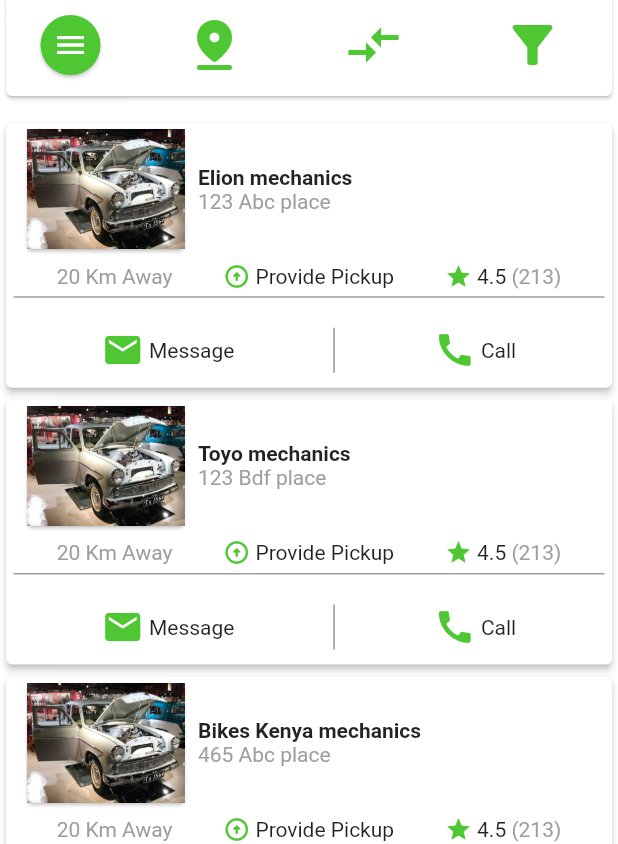
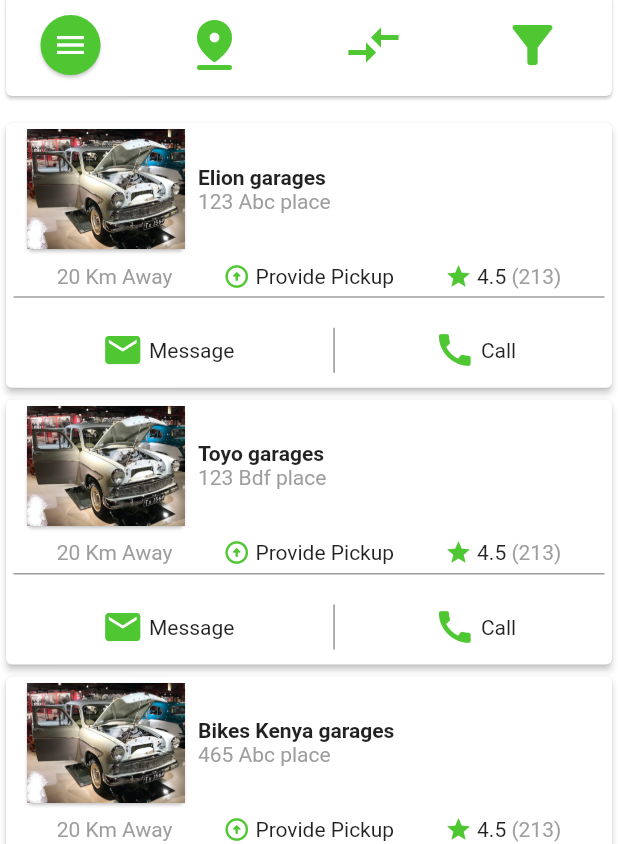
Before and after one commit to iZeroKim/Uado, a Flutter app: the GarageList screen opened directly, on a phone screen of 412 x 824 dp. Shown: the part 96-940 px from the top of the screen. Run offline on Flutter 3.47's test engine with Material 2 defaults, Android fonts, the phone set to English and light mode, and no system bars; our stand-ins replace flutter_datetime_picker, getwidget, image_picker.

Commit message:
Refactor mechanic into garage

```diff
--- a/lib/main.dart
+++ b/lib/main.dart
@@ -3,7 +3,7 @@ import 'dart:developer';
 import 'package:flutter/material.dart';
 import 'package:flutter/services.dart';
 import 'package:uado/auth/login_initial_page.dart';
-import 'package:uado/providers/mechanic_provider.dart';
+import 'package:uado/providers/garage_provider.dart';
 import 'package:uado/screens/garage_details.dart';
 import 'package:uado/screens/dash_board.dart';
 import 'package:uado/screens/garage_review.dart';
@@ -25,7 +25,7 @@ class MyApp extends StatelessWidget {
     return
       MultiProvider(
       providers: [
-        ChangeNotifierProvider(create: (_) => MechanicProvider()),
+        ChangeNotifierProvider(create: (_) => GarageProvider()),
       ],
       child: MaterialApp(
         debugShowCheckedModeBanner: false,
--- /dev/null
+++ b/lib/models/Garage.dart
@@ -0,0 +1,20 @@
+import 'dart:core';
+
+class Garage{
+  final String  name, mobile, gender, address, open, close;
+  final List<String> tags;
+  final String? facebook, twitter, linkedin, garageId;
+
+  Garage( this.tags, this.facebook, this.twitter, this.linkedin, {
+    required this.garageId,
+    required this.name,
+    required this.mobile,
+    required this.gender,
+    required this.address,
+    required this.open,
+    required this.close
+  });
+
+
+
+}
--- a/lib/models/Mechanic.dart
+++ /dev/null
@@ -1,20 +0,0 @@
-import 'dart:core';
-
-class Mechanic{
-  final String mechanicId, name, mobile, gender, address, open, close;
-  final List<String> tags;
-  final String? facebook, twitter, linkedin;
-
-  Mechanic(this.tags, this.facebook, this.twitter, this.linkedin, {
-    required this.mechanicId,
-    required this.name,
-    required this.mobile,
-    required this.gender,
-    required this.address,
-    required this.open,
-    required this.close
-  });
-
-
-
-}
--- /dev/null
+++ b/lib/providers/garage_provider.dart
@@ -0,0 +1,24 @@
+import 'package:flutter/material.dart';
+import 'package:uado/services/garage_services.dart';
+import 'package:uado/models/Garage.dart';
+
+class GarageProvider extends ChangeNotifier{
+  final GarageServices _garageServices = GarageServices();
+  bool isLoading = false;
+
+  List<Garage> _garages = [];
+  List<Garage> get garages => _garages;
+
+  Future<void> getAllGarages() async{
+    isLoading = true;
+    notifyListeners();
+
+    final response = await _garageServices.getAllGarages();
+
+    _garages = response;
+    isLoading = false;
+    notifyListeners();
+  }
+
+
+}
--- a/lib/providers/mechanic_provider.dart
+++ /dev/null
@@ -1,24 +0,0 @@
-import 'package:flutter/material.dart';
-import 'package:uado/services/mechanic_services.dart';
-import 'package:uado/models/Mechanic.dart';
-
-class MechanicProvider extends ChangeNotifier{
-  final MechanicServices _mechanicServices = MechanicServices();
-  bool isLoading = false;
-
-  List<Mechanic> _mechanics = [];
-  List<Mechanic> get mechanics => _mechanics;
-
-  Future<void> getAllMechanics() async{
-    isLoading = true;
-    notifyListeners();
-
-    final response = await _mechanicServices.getAllMechanics();
-
-    _mechanics = response;
-    isLoading = false;
-    notifyListeners();
-  }
-
-
-}
--- a/lib/screens/garage_list.dart
+++ b/lib/screens/garage_list.dart
@@ -1,6 +1,6 @@
 import 'package:flutter/material.dart';
 import 'package:provider/provider.dart';
-import 'package:uado/providers/mechanic_provider.dart';
+import 'package:uado/providers/garage_provider.dart';
 import 'add_garage.dart';
 import 'garage_details.dart';
 
@@ -17,7 +17,7 @@ class _GarageListState extends State<GarageList> {
   void initState() {
     super.initState();
     WidgetsBinding.instance.addPostFrameCallback((timeStamp) {
-      Provider.of<MechanicProvider>(context, listen: false).getAllMechanics();
+      Provider.of<GarageProvider>(context, listen: false).getAllGarages();
     });
 
   }
@@ -302,7 +302,7 @@ class _GarageListState extends State<GarageList> {
                   height: 10.0,
                 ),
 
-                Consumer<MechanicProvider>(
+                Consumer<GarageProvider>(
                     builder: (context, value, child){
                       if(value.isLoading){
                         return const Center(
@@ -311,9 +311,9 @@ class _GarageListState extends State<GarageList> {
                       }
                       return Expanded(
                           child: ListView.builder(
-                              itemCount: value.mechanics.length,
+                              itemCount: value.garages.length,
                               itemBuilder: (context, index) {
-                                var mechanic = value.mechanics[index];
+                                var garage = value.garages[index];
                                 return Card(
                                   elevation: 2.0,
                                   child: Column(
@@ -350,8 +350,8 @@ class _GarageListState extends State<GarageList> {
                                                 Column(
                                                   crossAxisAlignment: CrossAxisAlignment.start,
                                                   children:  [
-                                                    Text(mechanic.name, style: const TextStyle(fontWeight: FontWeight.bold),),
-                                                    Text(mechanic.address, style: const TextStyle(color: Colors.grey),)
+                                                    Text(garage.name, style: const TextStyle(fontWeight: FontWeight.bold),),
+                                                    Text(garage.address, style: const TextStyle(color: Colors.grey),)
                                                   ],
                                                 ),
                                               ],
--- /dev/null
+++ b/lib/services/garage_services.dart
@@ -0,0 +1,23 @@
+import '../models/Garage.dart';
+
+class GarageServices{
+
+  //Get garages from Api
+  Future<List<Garage>> getAllGarages() async {
+
+    List<Garage> garages = [];
+    Garage garage1 = Garage(["Wheel balancing", "Painting"], "garage1@fb.com", "garage1@tw.com", "garage1@li.com", garageId: "mch1", name: "Elion garages", mobile: "+254701606010", gender: "Female", address: "123 Abc place", open: "08:00 am", close: "05:00 pm");
+    Garage garage2 = Garage(["Wheel balancing", "Painting"], "garage1@fb.com", "garage1@tw.com", "garage1@li.com", garageId: "mch2", name: "Toyo garages", mobile: "+254701606010", gender: "Female", address: "123 Bdf place", open: "08:00 am", close: "05:00 pm");
+    Garage garage3 = Garage(["Wheel balancing", "Painting"], "garage1@fb.com", "garage1@tw.com", "garage1@li.com", garageId: "mch3", name: "Bikes Kenya garages", mobile: "+254701606010", gender: "Female", address: "465 Abc place", open: "08:00 am", close: "05:00 pm");
+    Garage garage4 = Garage(["Wheel balancing", "Painting"], "garage1@fb.com", "garage1@tw.com", "garage1@li.com", garageId: "mch4", name: "Low tyres", mobile: "+254701606010", gender: "Female", address: "123 Abc open", open: "08:00 am", close: "05:00 pm");
+
+
+
+    garages.add(garage1);
+    garages.add(garage2);
+    garages.add(garage3);
+    garages.add(garage4);
+
+    return garages;
+  }
+}
--- a/lib/services/mechanic_services.dart
+++ /dev/null
@@ -1,23 +0,0 @@
-import '../models/Mechanic.dart';
-
-class MechanicServices{
-
-  //Get mechanics from Api
-  Future<List<Mechanic>> getAllMechanics() async {
-
-    List<Mechanic> mechanics = [];
-    Mechanic mechanic1 = Mechanic(["Wheel balancing", "Painting"], "mechanic1@fb.com", "mechanic1@tw.com", "mechanic1@li.com", mechanicId: "mch1", name: "Elion mechanics", mobile: "+254701606010", gender: "Female", address: "123 Abc place", open: "08:00 am", close: "05:00 pm");
-    Mechanic mechanic2 = Mechanic(["Wheel balancing", "Painting"], "mechanic1@fb.com", "mechanic1@tw.com", "mechanic1@li.com", mechanicId: "mch2", name: "Toyo mechanics", mobile: "+254701606010", gender: "Female", address: "123 Bdf place", open: "08:00 am", close: "05:00 pm");
-    Mechanic mechanic3 = Mechanic(["Wheel balancing", "Painting"], "mechanic1@fb.com", "mechanic1@tw.com", "mechanic1@li.com", mechanicId: "mch3", name: "Bikes Kenya mechanics", mobile: "+254701606010", gender: "Female", address: "465 Abc place", open: "08:00 am", close: "05:00 pm");
-    Mechanic mechanic4 = Mechanic(["Wheel balancing", "Painting"], "mechanic1@fb.com", "mechanic1@tw.com", "mechanic1@li.com", mechanicId: "mch4", name: "Low tyres", mobile: "+254701606010", gender: "Female", address: "123 Abc open", open: "08:00 am", close: "05:00 pm");
-
-
-
-    mechanics.add(mechanic1);
-    mechanics.add(mechanic2);
-    mechanics.add(mechanic3);
-    mechanics.add(mechanic4);
-
-    return mechanics;
-  }
-}
```
Also changed, not shown: lib/screens/services.dart (+45 -1 lines).
